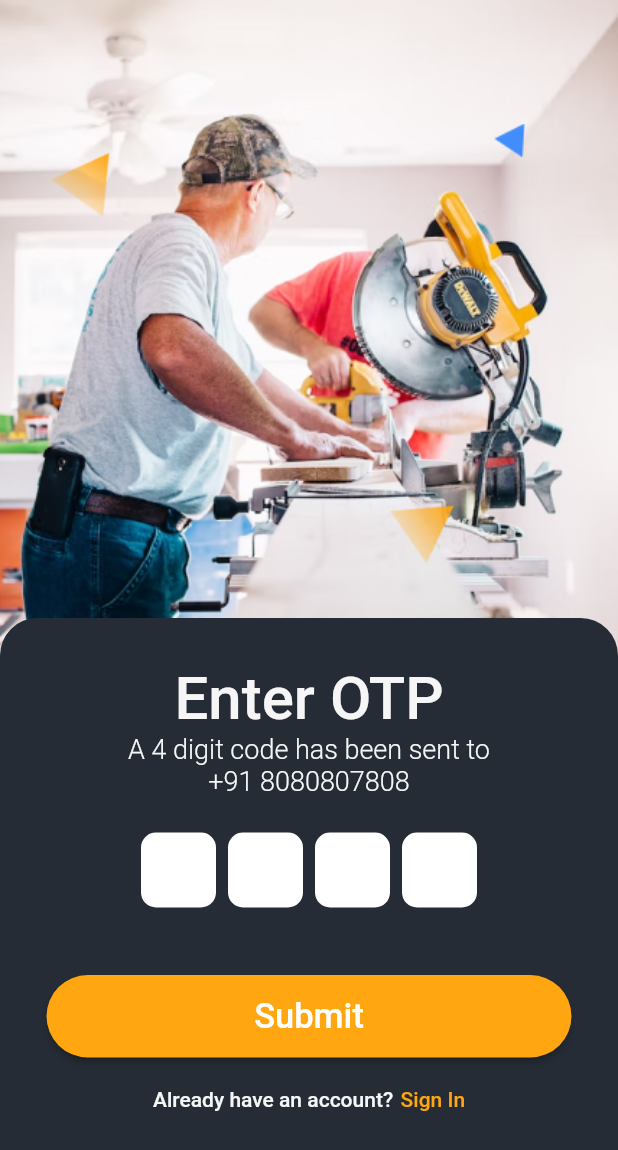
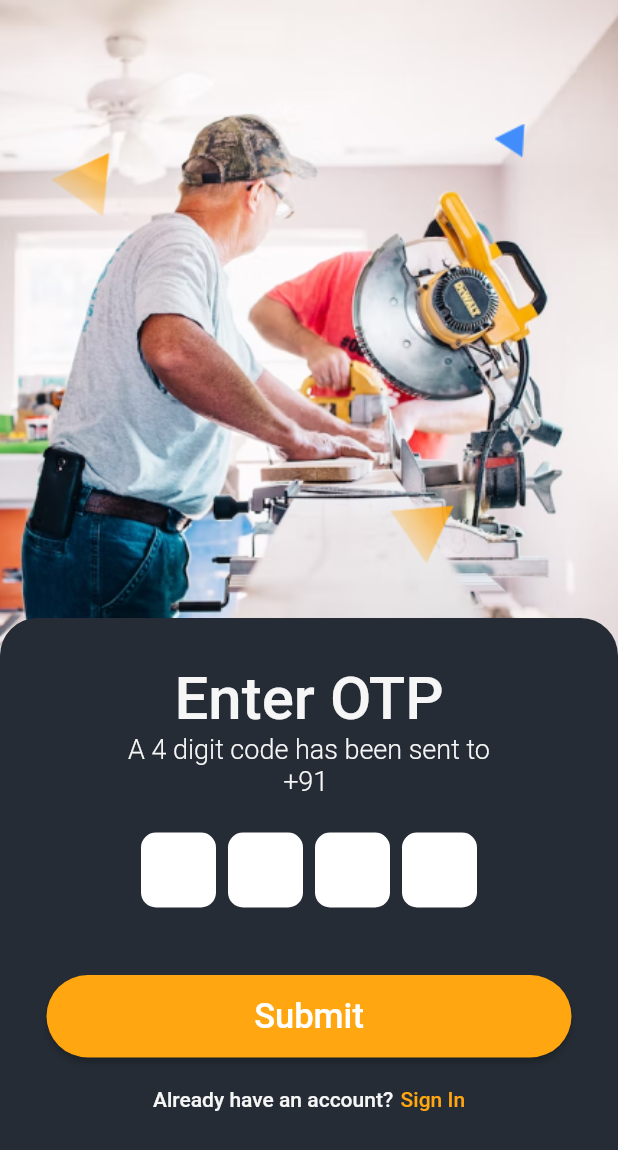
Before and after one commit to TL-TECHNOLOGIES-PRIVATE-LIMITED/tl-everyhome-mobile, a Flutter app: the OtpScreen screen opened by its route, on a phone screen of 412 x 824 dp. Shown: the top 1150 px of the screen. Run offline on Flutter 3.47's test engine with Material 2 defaults, Android fonts, the phone set to English and light mode, and no system bars; drawn by our look-alikes of pinput; our stand-ins replace flutter_screenutil, flutter_svg, material_design_icons_flutter.

Commit message:
git verification

```diff
--- a/lib/presentation/login/otp_screen/otp_screen.dart
+++ b/lib/presentation/login/otp_screen/otp_screen.dart
@@ -77,7 +77,7 @@ class OtpScreen extends StatelessWidget {
                       const CustomText(
                         text: 'A 4 digit code has been sent to',
                       ),
-                      const CustomText(text: '+91 8080807808'),
+                      const CustomText(text: '+91 '),
                       const SizedBox(height: 24),
                       Form(
                         child: Column(
```
